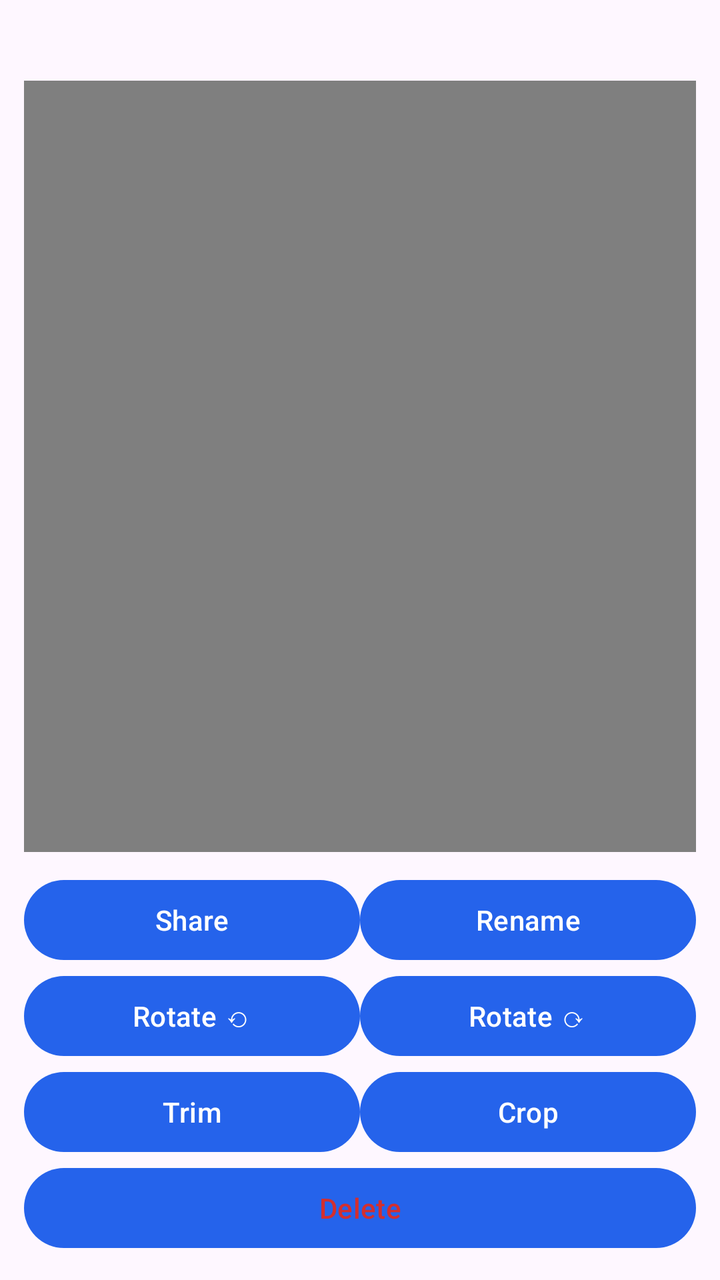
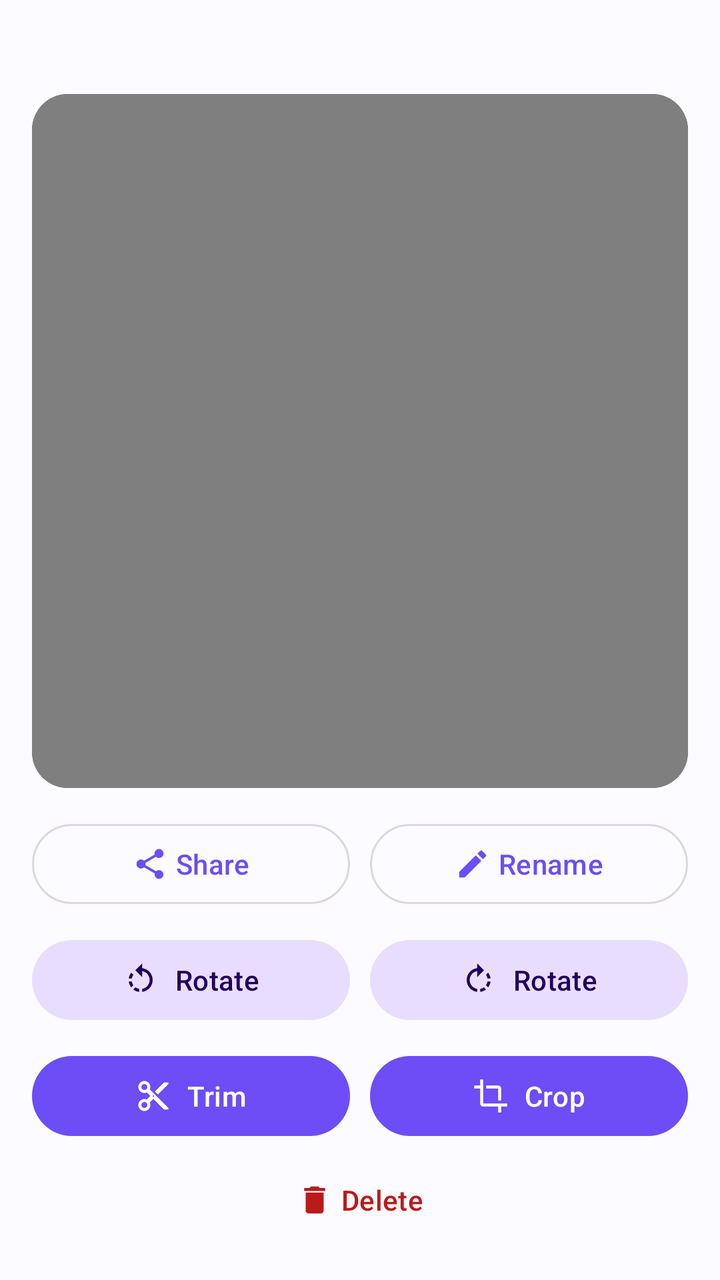

Before-and-after screenshots of an Android layout around one commit, followed by the original layout XML and the change that was made.
<!-- AndroidManifest.xml: application theme Theme.SaveVideo -->
<!-- res/layout/activity_video_detail.xml -->
<?xml version="1.0" encoding="utf-8"?>
<FrameLayout xmlns:android="http://schemas.android.com/apk/res/android"
    android:layout_width="match_parent"
    android:layout_height="match_parent">

    <LinearLayout
        android:layout_width="match_parent"
        android:layout_height="match_parent"
        android:orientation="vertical"
        android:padding="12dp">

        <TextView
            android:id="@+id/title"
            android:layout_width="match_parent"
            android:layout_height="wrap_content"
            android:textSize="15sp"
            android:maxLines="1"
            android:ellipsize="middle"
            android:paddingBottom="8dp"
            android:text="" />

        <VideoView
            android:id="@+id/player"
            android:layout_width="match_parent"
            android:layout_height="0dp"
            android:layout_weight="1"
            android:background="#000000" />

        <LinearLayout
            android:layout_width="match_parent"
            android:layout_height="wrap_content"
            android:orientation="horizontal"
            android:paddingTop="10dp">
            <Button android:id="@+id/btnShare" android:layout_width="0dp" android:layout_height="wrap_content" android:layout_weight="1" android:text="Share" />
            <Button android:id="@+id/btnRename" android:layout_width="0dp" android:layout_height="wrap_content" android:layout_weight="1" android:text="Rename" />
        </LinearLayout>

        <LinearLayout
            android:layout_width="match_parent"
            android:layout_height="wrap_content"
            android:orientation="horizontal">
            <Button android:id="@+id/btnRotateLeft" android:layout_width="0dp" android:layout_height="wrap_content" android:layout_weight="1" android:text="Rotate ⟲" />
            <Button android:id="@+id/btnRotateRight" android:layout_width="0dp" android:layout_height="wrap_content" android:layout_weight="1" android:text="Rotate ⟳" />
        </LinearLayout>

        <LinearLayout
            android:layout_width="match_parent"
            android:layout_height="wrap_content"
            android:orientation="horizontal">
            <Button android:id="@+id/btnTrim" android:layout_width="0dp" android:layout_height="wrap_content" android:layout_weight="1" android:text="Trim" />
            <Button android:id="@+id/btnCrop" android:layout_width="0dp" android:layout_height="wrap_content" android:layout_weight="1" android:text="Crop" />
        </LinearLayout>

        <Button
            android:id="@+id/btnDelete"
            android:layout_width="match_parent"
            android:layout_height="wrap_content"
            android:text="Delete"
            android:textColor="#D32F2F" />
    </LinearLayout>

    <FrameLayout
        android:id="@+id/busy"
        android:layout_width="match_parent"
        android:layout_height="match_parent"
        android:background="#99000000"
        android:clickable="true"
        android:focusable="true"
        android:visibility="gone">

        <LinearLayout
            android:layout_width="wrap_content"
            android:layout_height="wrap_content"
            android:layout_gravity="center"
            android:orientation="vertical"
            android:gravity="center">
            <ProgressBar
                android:layout_width="wrap_content"
                android:layout_height="wrap_content" />
            <TextView
                android:layout_width="wrap_content"
                android:layout_height="wrap_content"
                android:paddingTop="10dp"
                android:textColor="#FFFFFF"
                android:text="Processing…" />
        </LinearLayout>
    </FrameLayout>
</FrameLayout>
<!-- resources referenced by this layout -->
<resources>
  <style name="Theme.SaveVideo" parent="Theme.Material3.DayNight.NoActionBar">
          <item name="colorPrimary">@color/brand</item>
          <item name="colorPrimaryVariant">@color/brand_dark</item>
      </style>
  <color name="brand">#2563EB</color>
  <color name="brand_dark">#1D4ED8</color>
</resources>

<!-- the commit's change to res/layout/activity_video_detail.xml (unified diff, before → after) -->
@@ -1,62 +1,103 @@
 <?xml version="1.0" encoding="utf-8"?>
 <FrameLayout xmlns:android="http://schemas.android.com/apk/res/android"
+    xmlns:app="http://schemas.android.com/apk/res-auto"
     android:layout_width="match_parent"
-    android:layout_height="match_parent">
+    android:layout_height="match_parent"
+    android:background="?android:attr/colorBackground">
 
     <LinearLayout
         android:layout_width="match_parent"
         android:layout_height="match_parent"
         android:orientation="vertical"
-        android:padding="12dp">
+        android:padding="16dp">
 
         <TextView
             android:id="@+id/title"
             android:layout_width="match_parent"
             android:layout_height="wrap_content"
-            android:textSize="15sp"
+            android:textColor="?attr/colorOnSurfaceVariant"
+            android:textSize="14sp"
             android:maxLines="1"
             android:ellipsize="middle"
-            android:paddingBottom="8dp"
+            android:paddingBottom="12dp"
             android:text="" />
 
-        <VideoView
-            android:id="@+id/player"
+        <com.google.android.material.card.MaterialCardView
             android:layout_width="match_parent"
             android:layout_height="0dp"
             android:layout_weight="1"
-            android:background="#000000" />
+            app:cardCornerRadius="18dp"
+            app:cardElevation="0dp"
+            app:strokeWidth="0dp"
+            app:cardBackgroundColor="#000000">
+
+            <VideoView
+                android:id="@+id/player"
+                android:layout_width="match_parent"
+                android:layout_height="match_parent"
+                android:layout_gravity="center" />
+        </com.google.android.material.card.MaterialCardView>
+
+        <LinearLayout
+            android:layout_width="match_parent"
+            android:layout_height="wrap_content"
+            android:orientation="horizontal"
+            android:paddingTop="14dp">
+            <com.google.android.material.button.MaterialButton android:id="@+id/btnShare"
+                style="@style/Widget.Material3.Button.OutlinedButton"
+                android:layout_width="0dp" android:layout_height="wrap_content" android:layout_weight="1"
+                android:layout_marginEnd="5dp" android:text="Share"
+                app:icon="@drawable/ic_share" app:iconGravity="textStart" />
+            <com.google.android.material.button.MaterialButton android:id="@+id/btnRename"
+                style="@style/Widget.Material3.Button.OutlinedButton"
+                android:layout_width="0dp" android:layout_height="wrap_content" android:layout_weight="1"
+                android:layout_marginStart="5dp" android:text="Rename"
+                app:icon="@drawable/ic_rename" app:iconGravity="textStart" />
+        </LinearLayout>
 
         <LinearLayout
             android:layout_width="match_parent"
             android:layout_height="wrap_content"
             android:orientation="horizontal"
             android:paddingTop="10dp">
-            <Button android:id="@+id/btnShare" android:layout_width="0dp" android:layout_height="wrap_content" android:layout_weight="1" android:text="Share" />
-            <Button android:id="@+id/btnRename" android:layout_width="0dp" android:layout_height="wrap_content" android:layout_weight="1" android:text="Rename" />
+            <com.google.android.material.button.MaterialButton android:id="@+id/btnRotateLeft"
+                style="@style/Widget.Material3.Button.TonalButton"
+                android:layout_width="0dp" android:layout_height="wrap_content" android:layout_weight="1"
+                android:layout_marginEnd="5dp" android:text="Rotate"
+                app:icon="@drawable/ic_rotate_left" app:iconGravity="textStart" />
+            <com.google.android.material.button.MaterialButton android:id="@+id/btnRotateRight"
+                style="@style/Widget.Material3.Button.TonalButton"
+                android:layout_width="0dp" android:layout_height="wrap_content" android:layout_weight="1"
+                android:layout_marginStart="5dp" android:text="Rotate"
+                app:icon="@drawable/ic_rotate_right" app:iconGravity="textStart" />
         </LinearLayout>
 
         <LinearLayout
             android:layout_width="match_parent"
             android:layout_height="wrap_content"
-            android:orientation="horizontal">
-            <Button android:id="@+id/btnRotateLeft" android:layout_width="0dp" android:layout_height="wrap_content" android:layout_weight="1" android:text="Rotate ⟲" />
-            <Button android:id="@+id/btnRotateRight" android:layout_width="0dp" android:layout_height="wrap_content" android:layout_weight="1" android:text="Rotate ⟳" />
+            android:orientation="horizontal"
+            android:paddingTop="10dp">
+            <com.google.android.material.button.MaterialButton android:id="@+id/btnTrim"
+                android:layout_width="0dp" android:layout_height="wrap_content" android:layout_weight="1"
+                android:layout_marginEnd="5dp" android:text="Trim"
+                app:icon="@drawable/ic_trim" app:iconGravity="textStart" />
+            <com.google.android.material.button.MaterialButton android:id="@+id/btnCrop"
+                android:layout_width="0dp" android:layout_height="wrap_content" android:layout_weight="1"
+                android:layout_marginStart="5dp" android:text="Crop"
+                app:icon="@drawable/ic_crop" app:iconGravity="textStart" />
         </LinearLayout>
 
-        <LinearLayout
+        <com.google.android.material.button.MaterialButton
+            android:id="@+id/btnDelete"
+            style="@style/Widget.Material3.Button.TextButton"
             android:layout_width="match_parent"
             android:layout_height="wrap_content"
-            android:orientation="horizontal">
-            <Button android:id="@+id/btnTrim" android:layout_width="0dp" android:layout_height="wrap_content" android:layout_weight="1" android:text="Trim" />
-            <Button android:id="@+id/btnCrop" android:layout_width="0dp" android:layout_height="wrap_content" android:layout_weight="1" android:text="Crop" />
-        </LinearLayout>
-
-        <Button
-            android:id="@+id/btnDelete"
-            android:layout_width="match_parent"
-            android:layout_height="wrap_content"
+            android:layout_marginTop="4dp"
             android:text="Delete"
-            android:textColor="#D32F2F" />
+            android:textColor="?attr/colorError"
+            app:icon="@drawable/ic_delete"
+            app:iconGravity="textStart"
+            app:iconTint="?attr/colorError" />
     </LinearLayout>
 
     <FrameLayout
@@ -74,15 +115,9 @@
             android:layout_gravity="center"
             android:orientation="vertical"
             android:gravity="center">
-            <ProgressBar
-                android:layout_width="wrap_content"
-                android:layout_height="wrap_content" />
-            <TextView
-                android:layout_width="wrap_content"
-                android:layout_height="wrap_content"
-                android:paddingTop="10dp"
-                android:textColor="#FFFFFF"
-                android:text="Processing…" />
+            <ProgressBar android:layout_width="wrap_content" android:layout_height="wrap_content" />
+            <TextView android:layout_width="wrap_content" android:layout_height="wrap_content"
+                android:paddingTop="12dp" android:textColor="#FFFFFF" android:text="Processing…" />
         </LinearLayout>
     </FrameLayout>
 </FrameLayout>
<!-- resource entries referenced after the edit -->
@@ -1,10 +1,72 @@
 <!-- resources referenced by this layout -->
 <resources>
+  <!-- drawable ic_crop (drawable) -->
+  <vector xmlns:android="http://schemas.android.com/apk/res/android"
+      android:width="24dp" android:height="24dp" android:viewportWidth="24" android:viewportHeight="24">
+      <path android:fillColor="#000000" android:pathData="M17,15h2V7c0,-1.1 -0.9,-2 -2,-2H9v2h8v8zM7,17V1H5v4H1v2h4v10c0,1.1 0.9,2 2,2h10v4h2v-4h4v-2H7z" />
+  </vector>
+  <!-- drawable ic_delete (drawable) -->
+  <vector xmlns:android="http://schemas.android.com/apk/res/android"
+      android:width="24dp" android:height="24dp" android:viewportWidth="24" android:viewportHeight="24">
+      <path android:fillColor="#000000" android:pathData="M6,19c0,1.1 0.9,2 2,2h8c1.1,0 2,-0.9 2,-2V7H6v12zM19,4h-3.5l-1,-1h-5l-1,1H5v2h14V4z" />
+  </vector>
+  <!-- drawable ic_rename (drawable) -->
+  <vector xmlns:android="http://schemas.android.com/apk/res/android"
+      android:width="24dp" android:height="24dp" android:viewportWidth="24" android:viewportHeight="24">
+      <path android:fillColor="#000000" android:pathData="M3,17.25V21h3.75L17.81,9.94l-3.75,-3.75L3,17.25zM20.71,7.04c0.39,-0.39 0.39,-1.02 0,-1.41l-2.34,-2.34c-0.39,-0.39 -1.02,-0.39 -1.41,0l-1.83,1.83 3.75,3.75 1.83,-1.83z" />
+  </vector>
+  <!-- drawable ic_rotate_left (drawable) -->
+  <vector xmlns:android="http://schemas.android.com/apk/res/android"
+      android:width="24dp" android:height="24dp" android:viewportWidth="24" android:viewportHeight="24">
+      <path android:fillColor="#000000" android:pathData="M7.11,8.53L5.7,7.11C4.8,8.27 4.24,9.61 4.07,11h2.02c0.14,-0.87 0.49,-1.72 1.02,-2.47zM6.09,13H4.07c0.17,1.39 0.72,2.73 1.62,3.89l1.41,-1.42c-0.52,-0.75 -0.87,-1.59 -1.01,-2.47zM7.1,18.32c1.16,0.9 2.51,1.44 3.9,1.61v-2.02c-0.87,-0.14 -1.71,-0.49 -2.46,-1.03l-1.44,1.44zM13,4.07V1L8.45,5.55 13,10V6.09c2.84,0.48 5,2.94 5,5.91s-2.16,5.43 -5,5.91v2.02c3.95,-0.49 7,-3.85 7,-7.93s-3.05,-7.44 -7,-7.93z" />
+  </vector>
+  <!-- drawable ic_rotate_right (drawable) -->
+  <vector xmlns:android="http://schemas.android.com/apk/res/android"
+      android:width="24dp" android:height="24dp" android:viewportWidth="24" android:viewportHeight="24">
+      <path android:fillColor="#000000" android:pathData="M15.55,5.55L11,1v3.07C7.06,4.56 4,7.92 4,12s3.05,7.44 7,7.93v-2.02c-2.84,-0.48 -5,-2.94 -5,-5.91s2.16,-5.43 5,-5.91V10l4.55,-4.45zM19.93,11c-0.17,-1.39 -0.72,-2.73 -1.62,-3.89l-1.42,1.42c0.54,0.75 0.88,1.6 1.02,2.47h2.02zM13,17.9v2.02c1.39,-0.17 2.74,-0.71 3.9,-1.61l-1.44,-1.44c-0.75,0.54 -1.59,0.89 -2.46,1.03zM16.89,15.48l1.42,1.41c0.9,-1.16 1.45,-2.5 1.62,-3.89h-2.02c-0.14,0.87 -0.48,1.72 -1.02,2.48z" />
+  </vector>
+  <!-- drawable ic_share (drawable) -->
+  <vector xmlns:android="http://schemas.android.com/apk/res/android"
+      android:width="24dp" android:height="24dp" android:viewportWidth="24" android:viewportHeight="24">
+      <path android:fillColor="#000000" android:pathData="M18,16.08c-0.76,0 -1.44,0.3 -1.96,0.77L8.91,12.7c0.05,-0.23 0.09,-0.46 0.09,-0.7s-0.04,-0.47 -0.09,-0.7l7.05,-4.11c0.54,0.5 1.25,0.81 2.04,0.81 1.66,0 3,-1.34 3,-3s-1.34,-3 -3,-3 -3,1.34 -3,3c0,0.24 0.04,0.47 0.09,0.7L8.04,9.81C7.5,9.31 6.79,9 6,9c-1.66,0 -3,1.34 -3,3s1.34,3 3,3c0.79,0 1.5,-0.31 2.04,-0.81l7.12,4.16c-0.05,0.21 -0.08,0.43 -0.08,0.65 0,1.61 1.31,2.92 2.92,2.92s2.92,-1.31 2.92,-2.92 -1.31,-2.92 -2.92,-2.92z" />
+  </vector>
+  <!-- drawable ic_trim (drawable) -->
+  <vector xmlns:android="http://schemas.android.com/apk/res/android"
+      android:width="24dp" android:height="24dp" android:viewportWidth="24" android:viewportHeight="24">
+      <path android:fillColor="#000000" android:pathData="M9.64,7.64c0.23,-0.5 0.36,-1.05 0.36,-1.64 0,-2.21 -1.79,-4 -4,-4S2,3.79 2,6s1.79,4 4,4c0.59,0 1.14,-0.13 1.64,-0.36L10,12l-2.36,2.36C7.14,14.13 6.59,14 6,14c-2.21,0 -4,1.79 -4,4s1.79,4 4,4 4,-1.79 4,-4c0,-0.59 -0.13,-1.14 -0.36,-1.64L12,14l7,7h3v-1L9.64,7.64zM6,8c-1.1,0 -2,-0.89 -2,-2s0.9,-2 2,-2 2,0.89 2,2 -0.9,2 -2,2zM6,20c-1.1,0 -2,-0.89 -2,-2s0.9,-2 2,-2 2,0.89 2,2 -0.9,2 -2,2zM12,12.5c-0.28,0 -0.5,-0.22 -0.5,-0.5s0.22,-0.5 0.5,-0.5 0.5,0.22 0.5,0.5 -0.22,0.5 -0.5,0.5zM19,3l-6,6 2,2 7,-7V3z" />
+  </vector>
   <style name="Theme.SaveVideo" parent="Theme.Material3.DayNight.NoActionBar">
           <item name="colorPrimary">@color/brand</item>
-          <item name="colorPrimaryVariant">@color/brand_dark</item>
+          <item name="colorOnPrimary">@color/on_brand</item>
+          <item name="colorPrimaryContainer">@color/brand_container</item>
+          <item name="colorOnPrimaryContainer">@color/on_brand_container</item>
+          <item name="colorSecondary">@color/brand</item>
+          <item name="colorSecondaryContainer">@color/brand_container</item>
+          <item name="colorOnSecondaryContainer">@color/on_brand_container</item>
+  
+          <item name="android:colorBackground">@color/bg</item>
+          <item name="colorSurface">@color/surface</item>
+          <item name="colorSurfaceVariant">@color/surface_variant</item>
+          <item name="colorOnSurface">@color/on_surface</item>
+          <item name="colorOnSurfaceVariant">@color/on_surface_variant</item>
+          <item name="colorOutline">@color/outline</item>
+          <item name="colorError">@color/danger</item>
+  
+          <item name="android:statusBarColor">@color/bg</item>
+          <item name="android:navigationBarColor">@color/bg</item>
+          <item name="android:windowLightStatusBar">@bool/window_light_bars</item>
+          <item name="android:windowLightNavigationBar">@bool/window_light_bars</item>
       </style>
-  <color name="brand">#2563EB</color>
-  <color name="brand_dark">#1D4ED8</color>
+  <color name="brand">#6C4DF6</color>
+  <color name="on_brand">#FFFFFF</color>
+  <color name="brand_container">#E9DDFF</color>
+  <color name="on_brand_container">#21005D</color>
+  <color name="bg">#FCFBFF</color>
+  <color name="surface">#FFFFFF</color>
+  <color name="surface_variant">#F1EDFA</color>
+  <color name="on_surface">#1B1B1F</color>
+  <color name="on_surface_variant">#6B6775</color>
+  <color name="outline">#DcD6E8</color>
+  <color name="danger">#BA1A1A</color>
 </resources>
 
